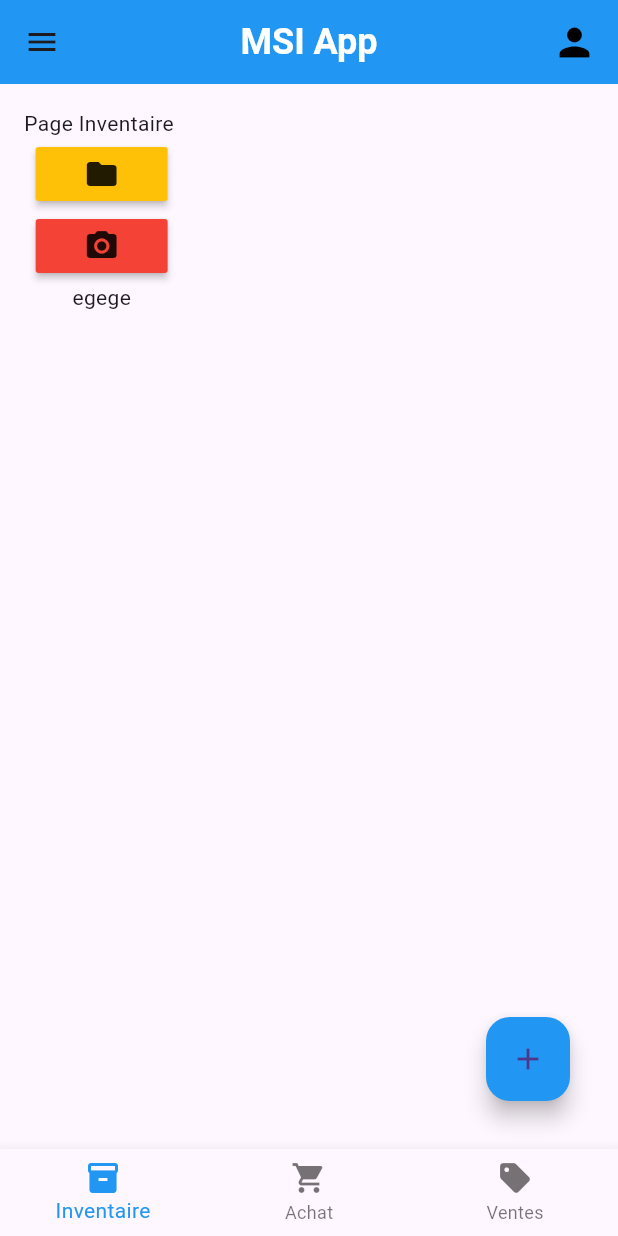
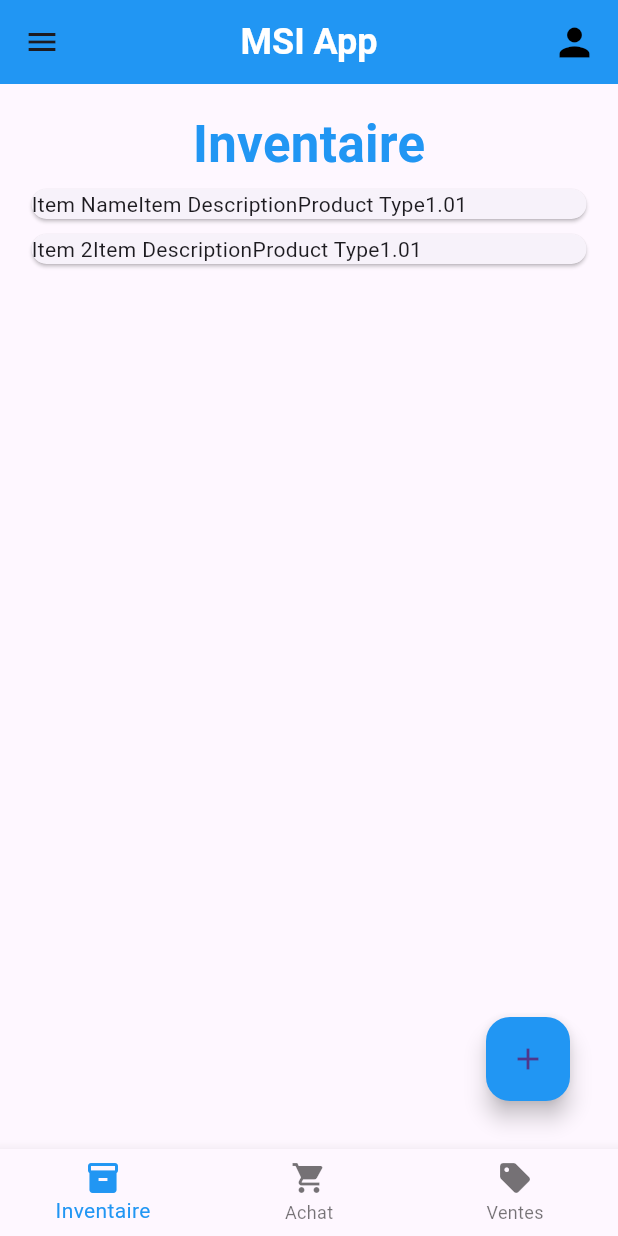
Before and after one commit to Erjomee/app_msi, a Flutter app: the Register screen opened by its route, after a tap on "Soumettre", on a phone screen of 412 x 824 dp. Run offline on Flutter 3.47's test engine with Material 3 defaults, Android fonts, the phone set to English and light mode, and no system bars; our stand-ins replace image_picker; missing offline and left inert: dart:ffi.

Commit message:
Adding product form + 1e version inventory displaying

```diff
--- a/lib/Object/item.dart
+++ b/lib/Object/item.dart
@@ -7,8 +7,8 @@ class Item {
   final String name;
   final String description;
   final String product_type;
-  final File image;
-  final Float unit_price;
+  final String image;
+  final double unit_price;
   final int amount;
   final bool for_sale;
 
@@ -21,5 +21,4 @@ class Item {
       required this.amount,
       required this.for_sale});
 
-
 }
--- a/lib/pages/Inventaire/inventory.dart
+++ b/lib/pages/Inventaire/inventory.dart
@@ -1,5 +1,10 @@
+import 'dart:collection';
 import 'dart:io';
 
+import 'package:app_msi/Object/item.dart';
+import 'package:app_msi/pages/Inventaire/addItemForm.dart';
+import 'package:app_msi/pages/home.dart';
+import 'package:app_msi/templates/ItemCard.dart';
 import 'package:flutter/material.dart';
 import 'package:image_picker/image_picker.dart';
 
@@ -15,38 +20,51 @@ class _InventoryState extends State<Inventory> {
   TextEditingController usernameController = TextEditingController();
   TextEditingController passwordController = TextEditingController();
 
+  List<Item> inventory = [
+    Item(
+      name: 'Item Name',
+      description: 'Item Description',
+      product_type: 'Product Type',
+      image: 'Image Path',
+      unit_price: 1.0,
+      amount: 1,
+      for_sale: true,
+    ),
+    Item(
+      name: 'Item 2',
+      description: 'Item Description',
+      product_type: 'Product Type',
+      image: 'Image Path',
+      unit_price: 1.0,
+      amount: 1,
+      for_sale: true,
+    )
+  ];
+
   File? image;
 
   @override
   Widget build(BuildContext context) {
     return Scaffold(
-      body: Column(
-        children: [
-          const Text("Page Inventaire "),
-          MaterialButton(
-              color: Colors.amber,
-              child: const Icon(Icons.folder),
-              onPressed: () {
-                _pickImage(ImageSource.gallery);
-              }),
-          MaterialButton(
-              color: Colors.red,
-              child: const Icon(Icons.camera_alt),
-              onPressed: () {
-                _pickImage(ImageSource.camera);
-              }),
-          image != null
-              ? Image.file(
-                  image!,
-                  width: 100,
-                  height: 100,
-                )
-              : const Text('egege'),
-        ],
-      ),
+      body: Column(children: [
+        const Text(
+          "Inventaire",
+          style: TextStyle(
+              color: Colors.blue,
+              fontSize: 34,
+              fontWeight: FontWeight.bold,
+              ),
+        ),
+        Column(
+          children: inventory.map((e) => ItemCard(item: e)).toList(),
+        ),
+
+
+      ]),
       floatingActionButton: FloatingActionButton(
         onPressed: () {
-          _pickImage(ImageSource.camera);
+          // _pickImage(ImageSource.camera);
+          Navigator.push(context, MaterialPageRoute(builder: (context) => addItemForm(),));
         },
         child: Icon(Icons.add),
         backgroundColor: Colors.blue,
@@ -55,16 +73,4 @@ class _InventoryState extends State<Inventory> {
   }
 
 
-  // Méthode de gestion de prise d'image
-  Future _pickImage(ImageSource imgSource) async {
-    final returnedimage = await ImagePicker().pickImage(source: imgSource);
-
-    if (returnedimage == null) {
-      return;
-    } else {
-      setState(() {
-        image = File(returnedimage.path);
-      });
-    }
-  }
 }
--- a/lib/pages/Login&Register/register.dart
+++ b/lib/pages/Login&Register/register.dart
@@ -45,10 +45,12 @@ class Register extends StatelessWidget {
                     CustomFormField.LabelField("Confirmer le mot de passe"),
                     CustomFormField.InputField("Test1234", confirmpasswordController),
                     const SizedBox(height: 40),
-                    CustomFormField.SubmitButton(context, "Soumettre",
-                        usercontroller: usernameController,
-                        passwordcontroller: passwordController,
-                        confirmpasswordController: confirmpasswordController)
+                    CustomFormField.SubmitButton(context, "Soumettre", () {
+                      debugPrint("Username: ${usernameController.text}");
+                      debugPrint("Password: ${passwordController.text}");
+                      debugPrint(
+                          "Confirmed password: ${confirmpasswordController.text}");
+                    })
                   ],
                 ),
               ),
--- a/lib/templates/CustomForm.dart
+++ b/lib/templates/CustomForm.dart
@@ -3,7 +3,7 @@ import 'package:flutter/material.dart';
 class CustomFormField {
   static Widget LabelField(String LabelField) {
     return Container(
-      margin: const EdgeInsets.fromLTRB(0, 40, 0, 0),
+      margin: const EdgeInsets.fromLTRB(0, 30, 0, 0),
       child: Text(
         LabelField,
         style: const TextStyle(fontSize: 18, fontWeight: FontWeight.bold),
@@ -20,20 +20,11 @@ class CustomFormField {
     );
   }
 
-  static Widget SubmitButton(BuildContext context, String Label,
-      {TextEditingController? firstnameController,
-      TextEditingController? lastnameController,
-      required TextEditingController usercontroller,
-      required TextEditingController passwordcontroller,
-      TextEditingController? confirmpasswordController}) {
+  static Widget SubmitButton(BuildContext context, String Label, Function action
+      ) {
     return ElevatedButton(
       onPressed: () {
-        debugPrint("FirstName: ${firstnameController?.text}");
-        debugPrint("LastName: ${lastnameController?.text}");
-
-        debugPrint("Username: ${usercontroller.text}");
-        debugPrint("Password: ${passwordcontroller.text}");
-        debugPrint("Confirmed password: ${confirmpasswordController?.text}");
+        action();
 
         Navigator.pushReplacementNamed(context, '/home');
       },
--- /dev/null
+++ b/lib/templates/ItemCard.dart
@@ -0,0 +1,25 @@
+import 'package:app_msi/Object/item.dart';
+import 'package:flutter/material.dart';
+
+
+class ItemCard extends StatelessWidget {
+
+  final Item item;
+  const ItemCard({super.key, required this.item});
+
+  @override
+  Widget build(BuildContext context) {
+    return Card(
+      margin: const EdgeInsets.all(5),
+      child: Row(
+        children: [
+          Text(item.name),
+          Text(item.description),
+          Text(item.product_type),
+          Text(item.unit_price.toString()),
+          Text(item.amount.toString()),
+        ],
+      ),
+    );
+  }
+}
```
Also changed, not shown: lib/pages/Inventaire/addItemForm.dart (added, +186 -0 lines), lib/pages/Login&Register/login.dart (+5 -5 lines), lib/templates/CardItem.dart (deleted, +0 -13 lines).
